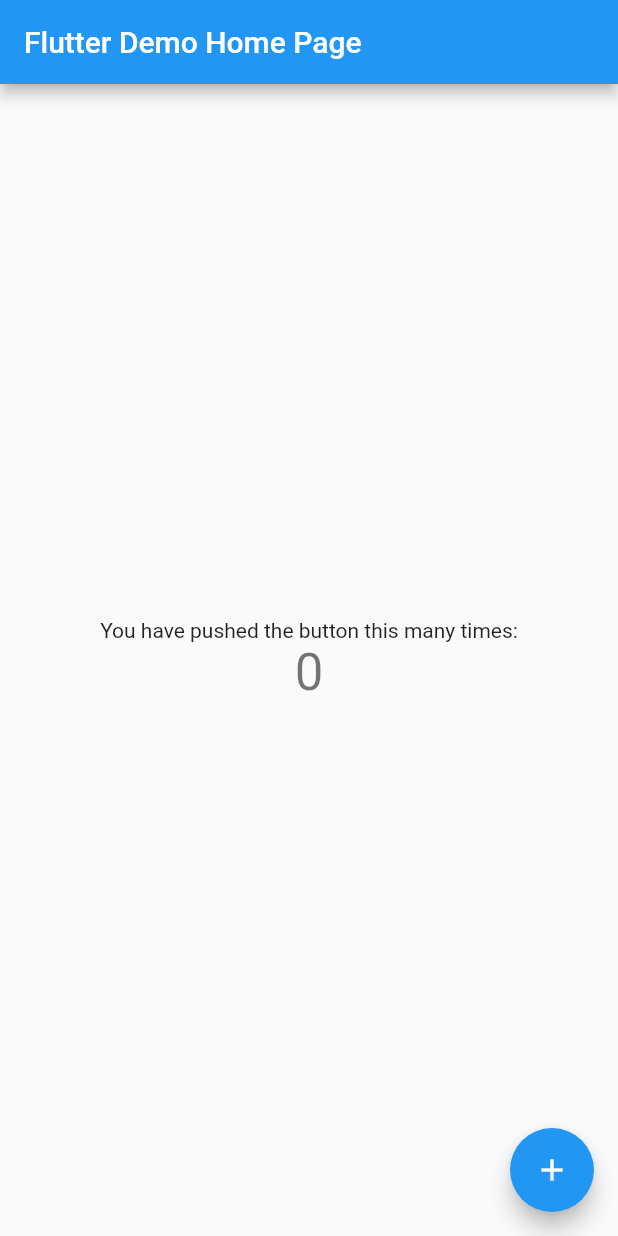
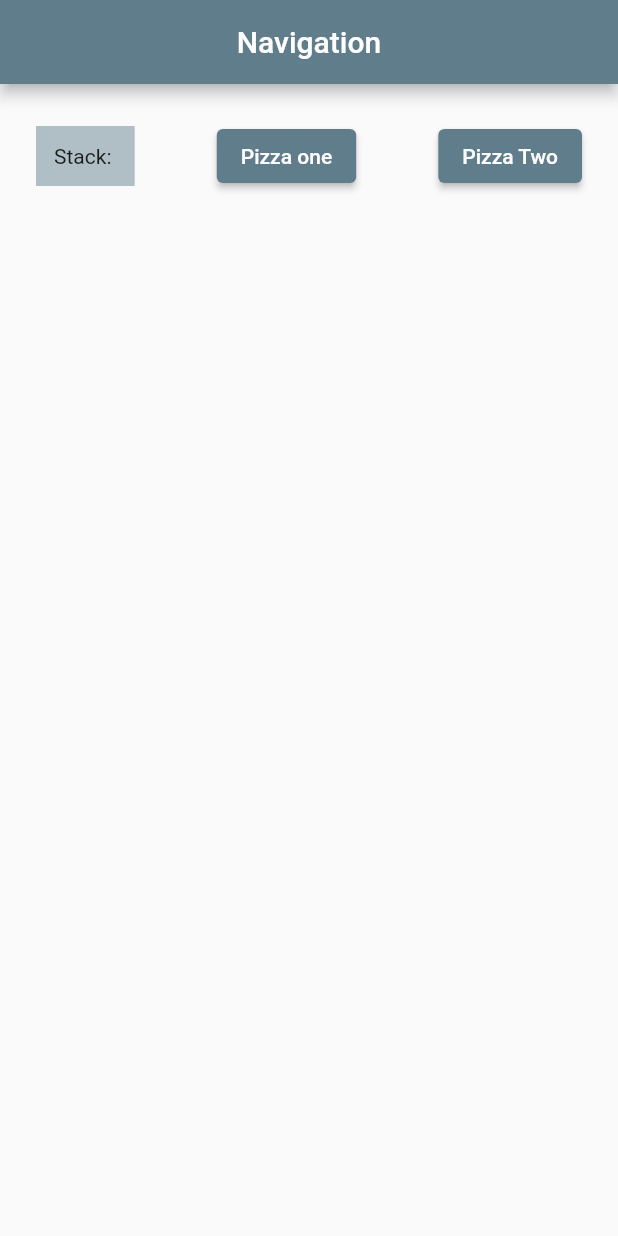
Before and after one commit to 5alafawyyy/Pizza-Margherita, a Flutter app: the screen it shows after launch, on a phone screen of 412 x 824 dp. Run offline on Flutter 3.47's test engine with Material 2 defaults, Android fonts, the phone set to English and light mode, and no system bars.

Commit message:
Stack layouts finished

```diff
--- a/lib/main.dart
+++ b/lib/main.dart
@@ -1,4 +1,5 @@
 import 'package:flutter/material.dart';
+import 'package:pizza_margherita/screens/homeScreen.dart';
 
 void main() {
   runApp(const MyApp());
@@ -11,105 +12,11 @@
   @override
   Widget build(BuildContext context) {
     return MaterialApp(
-      title: 'Flutter Demo',
+      title: 'Pizza Margherita',
       theme: ThemeData(
-        // This is the theme of your application.
-        //
-        // Try running your application with "flutter run". You'll see the
-        // application has a blue toolbar. Then, without quitting the app, try
-        // changing the primarySwatch below to Colors.green and then invoke
-        // "hot reload" (press "r" in the console where you ran "flutter run",
-        // or simply save your changes to "hot reload" in a Flutter IDE).
-        // Notice that the counter didn't reset back to zero; the application
-        // is not restarted.
-        primarySwatch: Colors.blue,
+        primarySwatch: Colors.blueGrey,
       ),
-      home: const MyHomePage(title: 'Flutter Demo Home Page'),
+      home: const HomeScreen(),
     );
   }
 }
-
-class MyHomePage extends StatefulWidget {
-  const MyHomePage({Key? key, required this.title}) : super(key: key);
-
-  // This widget is the home page of your application. It is stateful, meaning
-  // that it has a State object (defined below) that contains fields that affect
-  // how it looks.
-
-  // This class is the configuration for the state. It holds the values (in this
-  // case the title) provided by the parent (in this case the App widget) and
-  // used by the build method of the State. Fields in a Widget subclass are
-  // always marked "final".
-
-  final String title;
-
-  @override
-  State<MyHomePage> createState() => _MyHomePageState();
-}
-
-class _MyHomePageState extends State<MyHomePage> {
-  int _counter = 0;
-
-  void _incrementCounter() {
-    setState(() {
-      // This call to setState tells the Flutter framework that something has
-      // changed in this State, which causes it to rerun the build method below
-      // so that the display can reflect the updated values. If we changed
-      // _counter without calling setState(), then the build method would not be
-      // called again, and so nothing would appear to happen.
-      _counter++;
-    });
-  }
-
-  @override
-  Widget build(BuildContext context) {
-    // This method is rerun every time setState is called, for instance as done
-    // by the _incrementCounter method above.
-    //
-    // The Flutter framework has been optimized to make rerunning build methods
-    // fast, so that you can just rebuild anything that needs updating rather
-    // than having to individually change instances of widgets.
-    return Scaffold(
-      appBar: AppBar(
-        // Here we take the value from the MyHomePage object that was created by
-        // the App.build method, and use it to set our appbar title.
-        title: Text(widget.title),
-      ),
-      body: Center(
-        // Center is a layout widget. It takes a single child and positions it
-        // in the middle of the parent.
-        child: Column(
-          // Column is also a layout widget. It takes a list of children and
-          // arranges them vertically. By default, it sizes itself to fit its
-          // children horizontally, and tries to be as tall as its parent.
-          //
-          // Invoke "debug painting" (press "p" in the console, choose the
-          // "Toggle Debug Paint" action from the Flutter Inspector in Android
-          // Studio, or the "Toggle Debug Paint" command in Visual Studio Code)
-          // to see the wireframe for each widget.
-          //
-          // Column has various properties to control how it sizes itself and
-          // how it positions its children. Here we use mainAxisAlignment to
-          // center the children vertically; the main axis here is the vertical
-          // axis because Columns are vertical (the cross axis would be
-          // horizontal).
-          mainAxisAlignment: MainAxisAlignment.center,
-          children: <Widget>[
-            const Text(
-              'You have pushed the button this many times:',
-            ),
-            Text(
-              '$_counter',
-              style: Theme.of(context).textTheme.headline4,
-            ),
-          ],
-        ),
-      ),
-      floatingActionButton: FloatingActionButton(
-        onPressed: _incrementCounter,
-        tooltip: 'Increment',
-        child: const Icon(Icons.add),
-      ), // This trailing comma makes auto-formatting nicer for build methods.
-    );
-  }
-}
--- /dev/null
+++ b/lib/screens/homeScreen.dart
@@ -0,0 +1,57 @@
+import 'package:flutter/material.dart';
+import 'package:pizza_margherita/screens/pizza_2_screen.dart';
+import 'package:pizza_margherita/screens/pizza_screen.dart';
+
+class HomeScreen extends StatelessWidget {
+  const HomeScreen({super.key});
+
+  @override
+  Widget build(BuildContext context) {
+    return Scaffold(
+        appBar: AppBar(
+          centerTitle: true,
+          title: const Text('Navigation'),
+        ),
+        body: Padding(
+          padding: const EdgeInsets.all(16.0),
+          child: Column(
+            children: [
+              Padding(
+                padding: const EdgeInsets.all(8.0),
+                child: Row(
+                  mainAxisAlignment: MainAxisAlignment.spaceBetween,
+                  children: [
+                    Container(
+                        color: Colors.blueGrey[200],
+                        padding: const EdgeInsets.all(12.0),
+                        child: const Text('Stack: ')),
+                    ElevatedButton(
+                      onPressed: () {
+                        Navigator.push(
+                          context,
+                          MaterialPageRoute(
+                            builder: ((context) => const PizzaScreen()),
+                          ),
+                        );
+                      },
+                      child: Text('Pizza one'),
+                    ),
+                    ElevatedButton(
+                      onPressed: () {
+                        Navigator.push(
+                          context,
+                          MaterialPageRoute(
+                            builder: ((context) => const Pizza2Screen()),
+                          ),
+                        );
+                      },
+                      child: Text('Pizza Two'),
+                    )
+                  ],
+                ),
+              )
+            ],
+          ),
+        ));
+  }
+}
```
Also changed, not shown: lib/screens/pizza_2_screen.dart (added, +109 -0 lines), lib/screens/pizza_screen.dart (added, +112 -0 lines), pubspec.yaml (+3 -55 lines), assets/images/pizza.webp (added).
